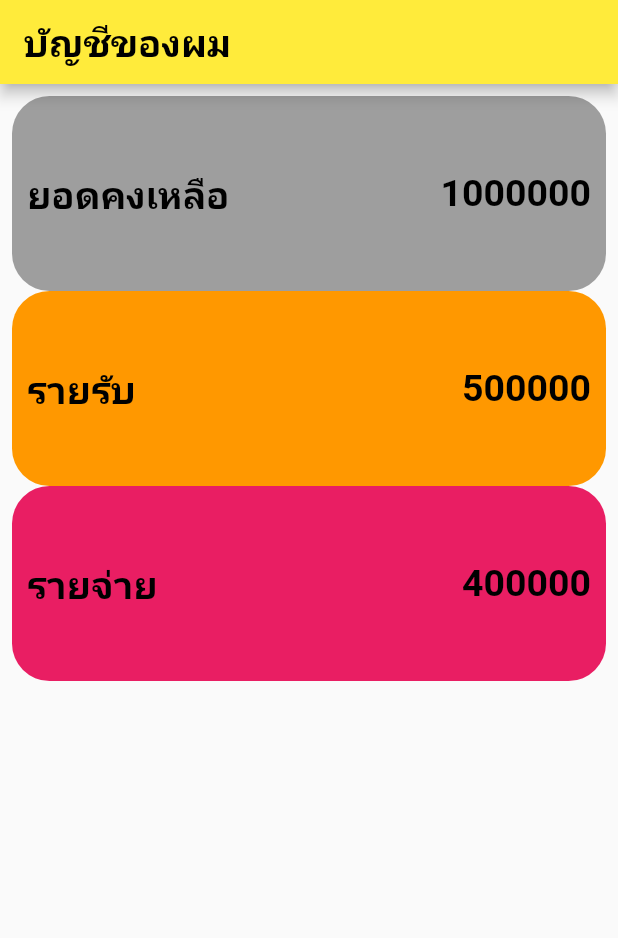
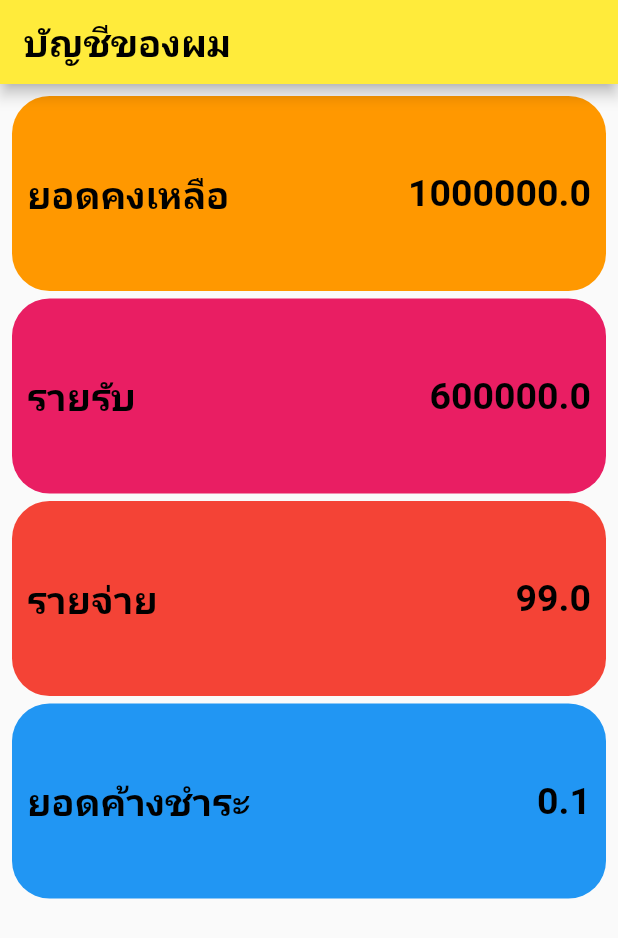
Before and after one commit to SIBPPAKORN/project-flutter_app, a Flutter app: the screen it shows after launch, on a phone screen of 412 x 824 dp. Shown: the top 938 px of the screen. Run offline on Flutter 3.47's test engine with Material 2 defaults, Android fonts, the phone set to English and light mode, and no system bars.

Commit message:
moneybox(1)

```diff
--- a/lib/main.dart
+++ b/lib/main.dart
@@ -1,7 +1,5 @@
-import 'dart:html';
-
 import 'package:flutter/material.dart';
-import 'equipmentmenu.dart';
+import 'moneyBox.dart';
 
 void main() {
   runApp(sibpakornapp());
@@ -40,93 +38,19 @@ class _myhomesibpakornState extends State<myhomesibpakorn> {
           padding: const EdgeInsets.all(8.0),
           child: Column(
             children: [
-              Container(
-                padding: const EdgeInsets.all(10.0),
-                decoration: BoxDecoration(
-                    color: Colors.grey,
-                    borderRadius: BorderRadius.circular(25)),
-                height: 130,
-                child: Row(
-                  crossAxisAlignment: CrossAxisAlignment.center,
-                  children: [
-                    Text(
-                      "ยอดคงเหลือ",
-                      style: TextStyle(
-                          fontSize: 25,
-                          color: Colors.black,
-                          fontWeight: FontWeight.bold),
-                    ),
-                    Expanded(
-                      child: Text(
-                        "1000000",
-                        style: TextStyle(
-                            fontSize: 25,
-                            color: Colors.black,
-                            fontWeight: FontWeight.bold),
-                        textAlign: TextAlign.right,
-                      ),
-                    )
-                  ],
-                ),
+              moneybox("ยอดคงเหลือ", 1000000, Colors.orange, 130),
+              SizedBox(
+                height: 5,
               ),
-              Container(
-                padding: const EdgeInsets.all(10.0),
-                decoration: BoxDecoration(
-                    color: Colors.orange,
-                    borderRadius: BorderRadius.circular(25)),
-                height: 130,
-                child: Row(
-                  crossAxisAlignment: CrossAxisAlignment.center,
-                  children: [
-                    Text(
-                      "รายรับ",
-                      style: TextStyle(
-                          fontSize: 25,
-                          color: Colors.black,
-                          fontWeight: FontWeight.bold),
-                    ),
-                    Expanded(
-                      child: Text(
-                        "500000",
-                        style: TextStyle(
-                            fontSize: 25,
-                            color: Colors.black,
-                            fontWeight: FontWeight.bold),
-                        textAlign: TextAlign.right,
-                      ),
-                    )
-                  ],
-                ),
+              moneybox("รายรับ", 600000, Colors.pink, 130),
+              SizedBox(
+                height: 5,
               ),
-              Container(
-                padding: const EdgeInsets.all(10.0),
-                decoration: BoxDecoration(
-                    color: Colors.pink,
-                    borderRadius: BorderRadius.circular(25)),
-                height: 130,
-                child: Row(
-                  crossAxisAlignment: CrossAxisAlignment.center,
-                  children: [
-                    Text(
-                      "รายจ่าย",
-                      style: TextStyle(
-                          fontSize: 25,
-                          color: Colors.black,
-                          fontWeight: FontWeight.bold),
-                    ),
-                    Expanded(
-                      child: Text(
-                        "400000",
-                        style: TextStyle(
-                            fontSize: 25,
-                            color: Colors.black,
-                            fontWeight: FontWeight.bold),
-                        textAlign: TextAlign.right,
-                      ),
-                    )
-                  ],
-                ),
+              moneybox("รายจ่าย", 99, Colors.red, 130),
+              SizedBox(
+                height: 5,
               ),
+              moneybox("ยอดค้างชำระ", 0.1, Colors.blue, 130),
             ],
           ),
         ));
--- /dev/null
+++ b/lib/moneyBox.dart
@@ -0,0 +1,41 @@
+import 'package:flutter/material.dart';
+
+//สร้าง container ต้นเเบบ
+class moneybox extends StatelessWidget {
+  String title; //ชื่อหมวดหมูา /รายการ
+  double amount; //จำนวนเงิน
+  Color color; //สีของกล่อง
+  double size; //ขนาดของกล่อง
+
+  moneybox(this.title, this.amount, this.color, this.size);
+
+  @override
+  Widget build(BuildContext context) {
+    return Container(
+      padding: const EdgeInsets.all(10.0),
+      decoration:
+          BoxDecoration(color: color, borderRadius: BorderRadius.circular(25)),
+      height: size,
+      child: Row(
+        crossAxisAlignment: CrossAxisAlignment.center,
+        children: [
+          Text(
+            title,
+            style: TextStyle(
+                fontSize: 25, color: Colors.black, fontWeight: FontWeight.bold),
+          ),
+          Expanded(
+            child: Text(
+              amount.toString(),
+              style: TextStyle(
+                  fontSize: 25,
+                  color: Colors.black,
+                  fontWeight: FontWeight.bold),
+              textAlign: TextAlign.right,
+            ),
+          ),
+        ],
+      ),
+    );
+  }
+}
```
